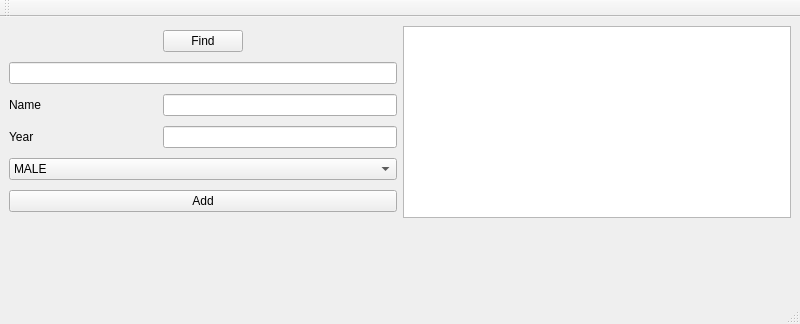
fhideous/MIET-labs-C-plus-plus, file lab3/mainwindow.ui: the form before one commit.
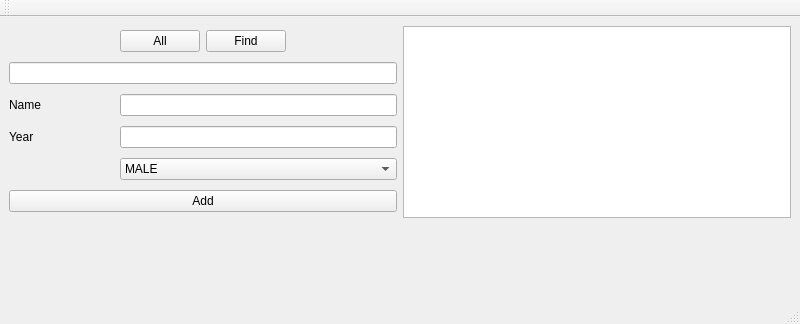
The form after the commit. Custom widgets are drawn as their Qt base class.

Patch:
```diff
--- a/lab3/mainwindow.ui
+++ b/lab3/mainwindow.ui
@@ -49,67 +49,44 @@
     </item>
     <item row="0" column="0">
      <layout class="QGridLayout" name="gridLayout_5">
-      <item row="5" column="0" colspan="4">
-       <widget class="QComboBox" name="comboBox">
-        <property name="editable">
-         <bool>false</bool>
-        </property>
-        <item>
-         <property name="text">
-          <string>MALE</string>
-         </property>
-        </item>
-        <item>
-         <property name="text">
-          <string>FEMALE</string>
-         </property>
-        </item>
-       </widget>
-      </item>
-      <item row="0" column="1" colspan="2">
-       <widget class="QPushButton" name="pushButton">
-        <property name="text">
-         <string>Find</string>
-        </property>
-       </widget>
-      </item>
-      <item row="2" column="0">
+      <item row="4" column="0">
        <widget class="QLabel" name="label">
         <property name="text">
          <string>Name</string>
         </property>
        </widget>
       </item>
-      <item row="6" column="0" colspan="4">
-       <widget class="QPushButton" name="AddBut">
-        <property name="text">
-         <string>Add</string>
-        </property>
-       </widget>
-      </item>
-      <item row="0" column="3">
-       <spacer name="horizontalSpacer_2">
-        <property name="orientation">
-         <enum>Qt::Horizontal</enum>
-        </property>
-        <property name="sizeHint" stdset="0">
-         <size>
-          <width>40</width>
-          <height>20</height>
-         </size>
-        </property>
-       </spacer>
-      </item>
-      <item row="2" column="1" colspan="3">
-       <widget class="QLineEdit" name="lineEdit_1"/>
-      </item>
-      <item row="3" column="1" colspan="3">
-       <widget class="QLineEdit" name="lineEdit_2"/>
-      </item>
-      <item row="1" column="0" colspan="4">
+      <item row="3" column="0" colspan="5">
        <widget class="QLineEdit" name="lineEdit_3"/>
       </item>
-      <item row="0" column="0">
+      <item row="1" column="2" colspan="2">
+       <widget class="QPushButton" name="pushButton">
+        <property name="text">
+         <string>Find</string>
+        </property>
+       </widget>
+      </item>
+      <item row="1" column="1">
+       <widget class="QPushButton" name="Info">
+        <property name="text">
+         <string>All</string>
+        </property>
+       </widget>
+      </item>
+      <item row="1" column="4">
+       <spacer name="horizontalSpacer_2">
+        <property name="orientation">
+         <enum>Qt::Horizontal</enum>
+        </property>
+        <property name="sizeHint" stdset="0">
+         <size>
+          <width>40</width>
+          <height>20</height>
+         </size>
+        </property>
+       </spacer>
+      </item>
+      <item row="1" column="0">
        <spacer name="horizontalSpacer_3">
         <property name="orientation">
          <enum>Qt::Horizontal</enum>
@@ -122,13 +99,43 @@
         </property>
        </spacer>
       </item>
-      <item row="3" column="0">
+      <item row="6" column="1" colspan="4">
+       <widget class="QLineEdit" name="lineEdit_2"/>
+      </item>
+      <item row="9" column="0" colspan="5">
+       <widget class="QPushButton" name="AddBut">
+        <property name="text">
+         <string>Add</string>
+        </property>
+       </widget>
+      </item>
+      <item row="6" column="0">
        <widget class="QLabel" name="label_2">
         <property name="text">
          <string>Year</string>
         </property>
        </widget>
       </item>
+      <item row="4" column="1" colspan="4">
+       <widget class="QLineEdit" name="lineEdit_1"/>
+      </item>
+      <item row="7" column="1" colspan="4">
+       <widget class="QComboBox" name="comboBox">
+        <property name="editable">
+         <bool>false</bool>
+        </property>
+        <item>
+         <property name="text">
+          <string>MALE</string>
+         </property>
+        </item>
+        <item>
+         <property name="text">
+          <string>FEMALE</string>
+         </property>
+        </item>
+       </widget>
+      </item>
      </layout>
     </item>
    </layout>
@@ -156,6 +163,13 @@
    </attribute>
   </widget>
  </widget>
+ <customwidgets>
+  <customwidget>
+   <class>error_text_browser</class>
+   <extends>QTextBrowser</extends>
+   <header>error_text_browser.h</header>
+  </customwidget>
+ </customwidgets>
  <resources/>
  <connections/>
 </ui>
```
Left out of the diff: 64 changed lines with no effect on the pictures.
